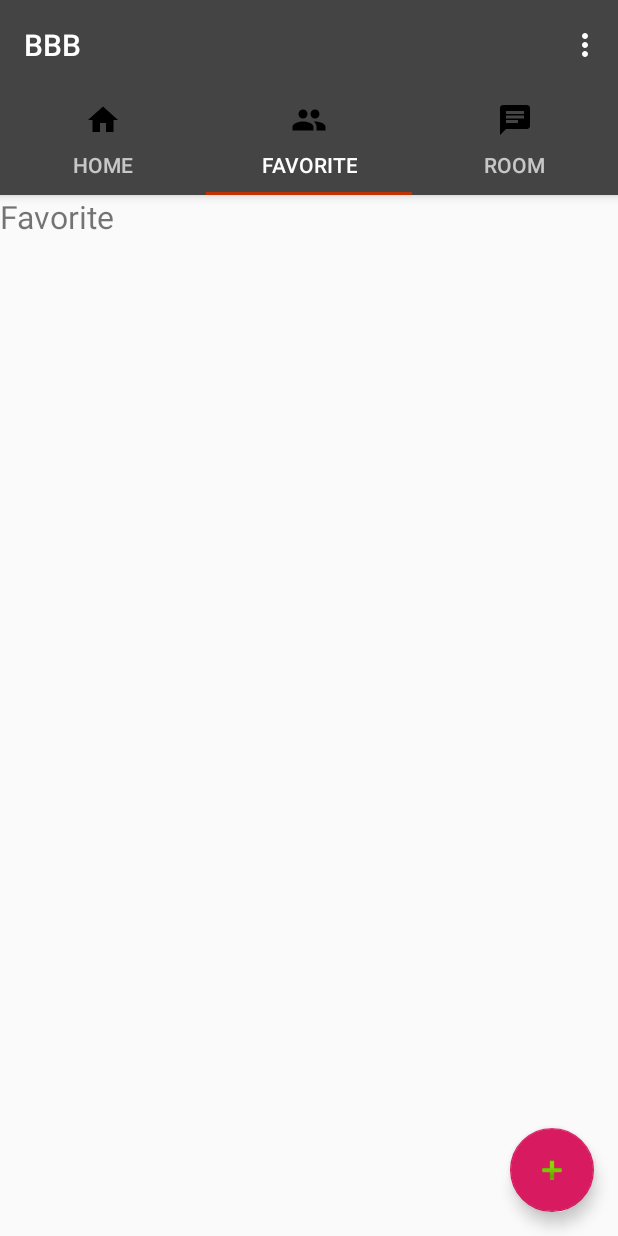
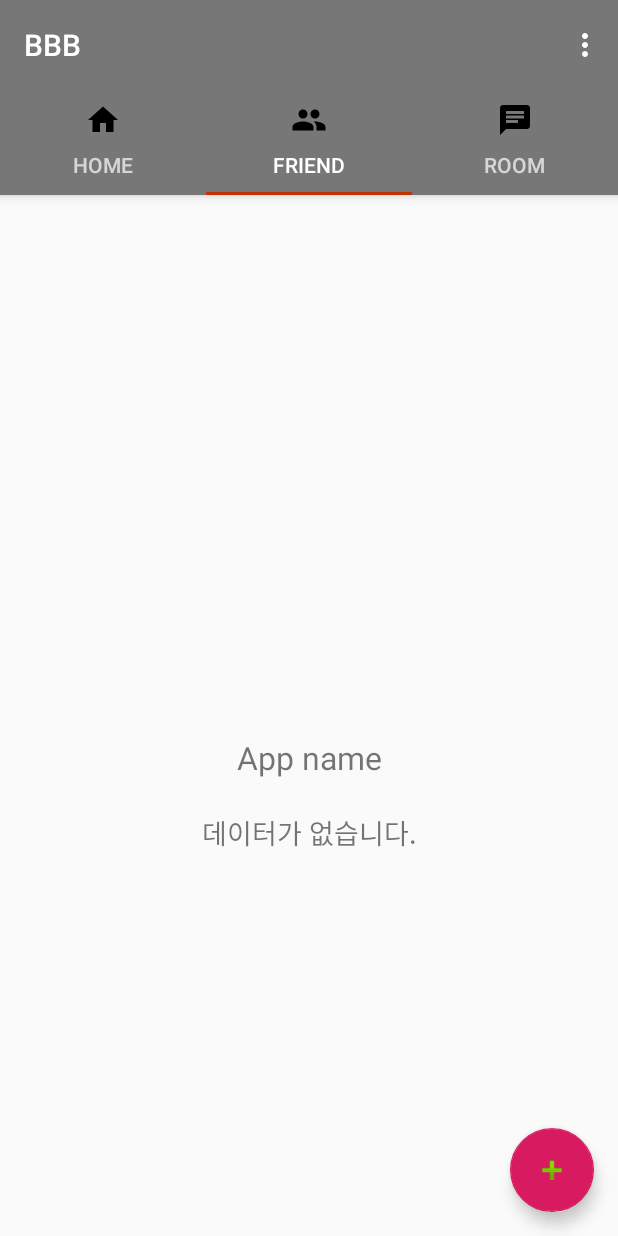
Before and after one commit to hamani97/freetalk2, an Android app: the screen it shows after launch (MainActivity), tab 2 chosen, on a phone screen of 412 x 824 dp. Run offline under Robolectric (Android 15) with nearby library versions, the phone set to English and light mode, and no system bars.

Commit message:
freetalk2 ing...

```diff
--- a/app/src/main/AndroidManifest.xml
+++ b/app/src/main/AndroidManifest.xml
@@ -7,10 +7,11 @@
             android:icon="@mipmap/ic_launcher"
             android:label="@string/app_name"
             android:roundIcon="@mipmap/ic_launcher_round"
+            android:screenOrientation="portrait"
             android:supportsRtl="true"
             android:theme="@style/AppTheme">
         <activity
-                android:name=".MainActivity"
+                android:name=".IntroActivity"
                 android:label="@string/app_name"
                 android:theme="@style/AppTheme.NoActionBar">
             <intent-filter>
@@ -19,6 +20,7 @@
                 <category android:name="android.intent.category.LAUNCHER"/>
             </intent-filter>
         </activity>
+        <activity android:name=".MainActivity" android:launchMode="singleTask" android:theme="@style/AppTheme.NoActionBar"/>
     </application>
 
 </manifest>
--- a/app/src/main/java/com/hamanote/freetalk2/FavoriteFragment.kt
+++ b/app/src/main/java/com/hamanote/freetalk2/FriendFragment.kt
@@ -7,10 +7,10 @@ import android.view.ViewGroup
 import com.hamanote.freetalk2.R
 import com.hamanote.freetalk2.base.BaseFragment
 
-class FavoriteFragment : BaseFragment() {
+class FriendFragment : BaseFragment() {
 
     override fun onCreateView(inflater: LayoutInflater, container: ViewGroup?, savedInstanceState: Bundle?): View? {
-        return inflater.inflate(R.layout.fragment_favorite, container, false)
+        return inflater.inflate(R.layout.fragment_friend, container, false)
     }
     override fun initViews() {
     }
--- /dev/null
+++ b/app/src/main/java/com/hamanote/freetalk2/IntroActivity.kt
@@ -0,0 +1,27 @@
+package com.hamanote.freetalk2
+
+import android.content.Intent
+import android.os.Bundle
+import android.os.Handler
+import com.hamanote.freetalk2.base.BaseActivity
+import kotlinx.android.synthetic.main.activity_intro.*
+
+class IntroActivity : BaseActivity() {
+
+    override fun onCreate(savedInstanceState: Bundle?) {
+        super.onCreate(savedInstanceState)
+        setContentView(R.layout.activity_intro)
+
+        tv_app_version.text = "v" + this.packageManager.getPackageInfo(this.packageName, 0).versionName
+
+        Handler().postDelayed({
+            moveToNext()
+        }, 800)
+    }
+
+    private fun moveToNext() {
+        val intent = Intent(this, MainActivity::class.java)
+        startActivity(intent)
+        finish()
+    }
+}
--- a/app/src/main/java/com/hamanote/freetalk2/MainActivity.kt
+++ b/app/src/main/java/com/hamanote/freetalk2/MainActivity.kt
@@ -10,7 +10,7 @@ import android.support.v4.view.PagerAdapter
 import android.support.v4.view.ViewPager
 import android.view.Menu
 import android.view.MenuItem
-import com.hamanote.freetalk.fragment.FavoriteFragment
+import com.hamanote.freetalk.fragment.FriendFragment
 import com.hamanote.freetalk.fragment.HomeFragment
 import com.hamanote.freetalk.fragment.TalkFragment
 import com.hamanote.freetalk2.base.BaseActivity
@@ -38,7 +38,7 @@ class MainActivity : BaseActivity() {
         val adapter = ViewPagerAdapter(supportFragmentManager)
         val appName = this.packageManager.getPackageInfo(this.packageName, 0).versionName
         adapter.addFragment(HomeFragment(), appName)
-        adapter.addFragment(FavoriteFragment(), "Friend")
+        adapter.addFragment(FriendFragment(), "Friend")
         adapter.addFragment(TalkFragment(), "Talk")
 
         container.adapter = adapter
@@ -50,10 +50,12 @@ class MainActivity : BaseActivity() {
         tabs.getTabAt(0)?.setIcon(R.drawable.ic_home_black_24dp)
         tabs.getTabAt(1)?.setIcon(R.drawable.ic_people_black_24dp)
         tabs.getTabAt(2)?.setIcon(R.drawable.ic_chat_black_24dp)
+        tabs.getTabAt(3)?.setIcon(R.drawable.ic_chat_black_24dp)
 
         tabs.getTabAt(0)?.setText("Home")
-        tabs.getTabAt(1)?.setText("Favorite")
+        tabs.getTabAt(1)?.setText("Friend")
         tabs.getTabAt(2)?.setText("Room")
+        tabs.getTabAt(3)?.setText("Setting")
 
         tabs.addOnTabSelectedListener(object: TabLayout.OnTabSelectedListener{
             override fun onTabReselected(tab: TabLayout.Tab?) {
--- a/app/src/main/res/layout/fragment_favorite.xml
+++ /dev/null
@@ -1,23 +0,0 @@
-<?xml version="1.0" encoding="utf-8"?>
-<LinearLayout
-        xmlns:android="http://schemas.android.com/apk/res/android"
-        xmlns:app="http://schemas.android.com/apk/res-auto"
-        android:layout_width="match_parent"
-        android:layout_height="match_parent">
-
-    <ScrollView
-            android:layout_width="match_parent"
-            android:layout_height="match_parent"
-            android:fillViewport="true">
-        <LinearLayout android:layout_width="match_parent"
-                      android:layout_height="wrap_content"
-                      android:orientation="vertical">
-            <TextView
-                    android:layout_width="wrap_content"
-                    android:layout_height="wrap_content"
-                    android:text="Favorite"
-                    android:textSize="21sp"/>
-        </LinearLayout>
-    </ScrollView>
-
-</LinearLayout>
--- /dev/null
+++ b/app/src/main/res/layout/fragment_friend.xml
@@ -0,0 +1,31 @@
+<?xml version="1.0" encoding="utf-8"?>
+<android.support.constraint.ConstraintLayout
+        xmlns:android="http://schemas.android.com/apk/res/android"
+        xmlns:tools="http://schemas.android.com/tools"
+        xmlns:app="http://schemas.android.com/apk/res-auto"
+        android:layout_width="match_parent"
+        android:layout_height="match_parent"
+        tools:context=".IntroActivity">
+
+    <TextView
+            android:id="@+id/tv_app_name"
+            android:layout_width="wrap_content"
+            android:layout_height="wrap_content"
+            android:text="@string/app_name"
+            android:textSize="21sp"
+            app:layout_constraintLeft_toLeftOf="parent"
+            app:layout_constraintRight_toRightOf="parent"
+            app:layout_constraintTop_toTopOf="parent"
+            app:layout_constraintBottom_toBottomOf="parent"/>
+    <TextView
+            android:id="@+id/tv_app_version"
+            android:layout_width="wrap_content"
+            android:layout_height="wrap_content"
+            android:text="데이터가 없습니다."
+            android:textSize="18sp"
+            android:layout_marginTop="22dp"
+            app:layout_constraintLeft_toLeftOf="parent"
+            app:layout_constraintRight_toRightOf="parent"
+            app:layout_constraintTop_toBottomOf="@id/tv_app_name"/>
+
+</android.support.constraint.ConstraintLayout>
--- a/app/src/main/res/values/colors.xml
+++ b/app/src/main/res/values/colors.xml
@@ -1,7 +1,8 @@
 <?xml version="1.0" encoding="utf-8"?>
 <resources>
     <!--<color name="colorPrimary">#008577</color>-->
-    <color name="colorPrimary">#444444</color>
-    <color name="colorPrimaryDark">#00574B</color>
+    <!--<color name="colorPrimaryDark">#00574B</color>-->
+    <color name="colorPrimary">#777777</color>
+    <color name="colorPrimaryDark">#707070</color>
     <color name="colorAccent">#D81B60</color>
 </resources>
```
Also changed, not shown: app/src/main/java/com/hamanote/freetalk2/SettingFragment.kt (added, +17 -0 lines), app/src/main/res/drawable/ic_settings_black_24dp.xml (added, +9 -0 lines), app/src/main/res/layout/activity_intro.xml (added, +30 -0 lines), app/src/main/res/layout/fragment_setting.xml (added, +95 -0 lines).
